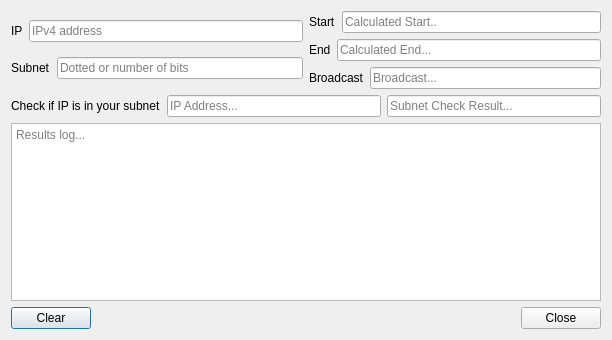
Old version of the form src/subnetcalc.ui in the repository dannagle/PacketSender.
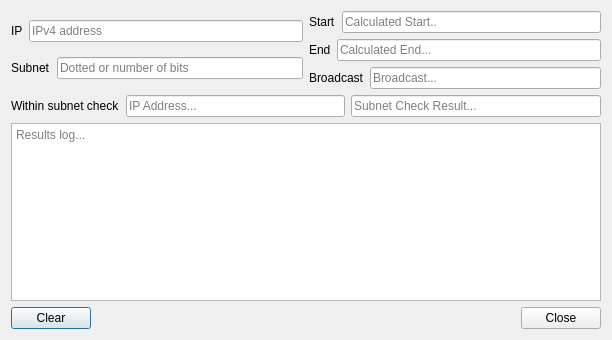
New version of the form.

Commit message: ui cleanup of subnet calculator

The edit to the form file:
```diff
--- a/src/subnetcalc.ui
+++ b/src/subnetcalc.ui
@@ -130,7 +130,7 @@
      <item>
       <widget class="QLabel" name="label_4">
        <property name="text">
-        <string>Check if IP is in your subnet</string>
+        <string>Within subnet check</string>
        </property>
       </widget>
      </item>
@@ -143,6 +143,12 @@
      </item>
      <item>
       <widget class="QLineEdit" name="checkSubnetResultEdit">
+       <property name="minimumSize">
+        <size>
+         <width>250</width>
+         <height>0</height>
+        </size>
+       </property>
        <property name="readOnly">
         <bool>true</bool>
        </property>
```
The commit also changes 1 other file.
